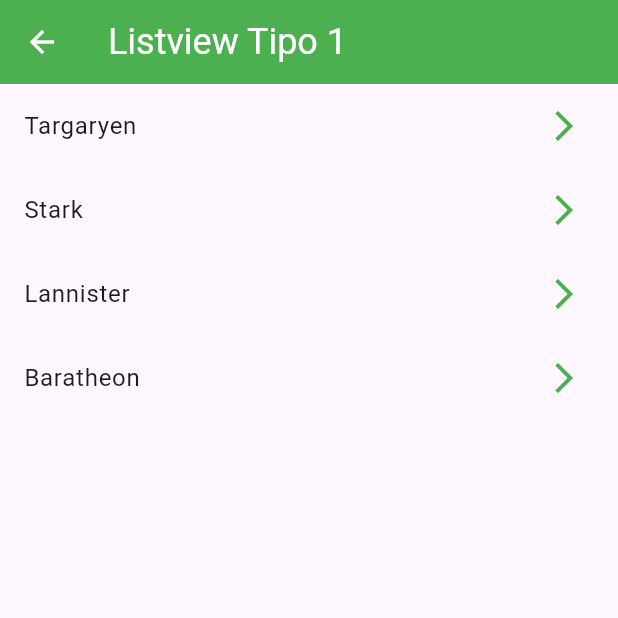
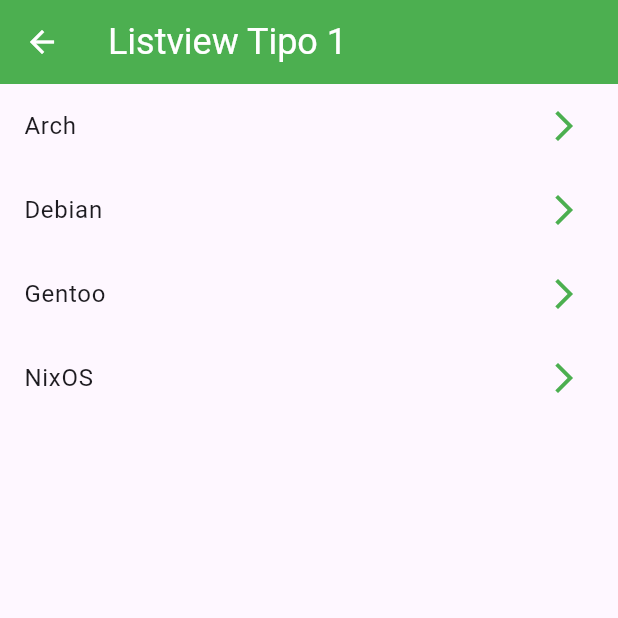
Before and after one commit to The-Crow-n/fl_components, a Flutter app: the Listview1Screen screen opened by its route, on a phone screen of 412 x 824 dp, the top half of it. Run offline on Flutter 3.47's test engine with Material 3 defaults, Android fonts, the phone set to English and light mode, and no system bars; statements that could not run were skipped.

Commit message:
linux routes

```diff
--- a/lib/main.dart
+++ b/lib/main.dart
@@ -12,7 +12,6 @@ class MyApp extends StatelessWidget {
     return MaterialApp(
       debugShowCheckedModeBanner: false,
       title: 'Material App',
-      //home: const Listview2Screen(),
       initialRoute: AppRoutes.initialRoute,
       routes: AppRoutes.getAppRoutes(),
       onGenerateRoute: AppRoutes.onGenerateRoute,
--- /dev/null
+++ b/lib/routes/linux_routes.dart
@@ -0,0 +1,4 @@
+export 'package:fl_components/screens/arch_screen.dart';
+export 'package:fl_components/screens/debian_screen.dart';
+export 'package:fl_components/screens/gentoo_screen.dart';
+export 'package:fl_components/screens/nixos_screen.dart';
--- a/lib/screens/listview1_screen.dart
+++ b/lib/screens/listview1_screen.dart
@@ -1,7 +1,8 @@
 import 'package:flutter/material.dart';
+import 'package:fl_components/routes/linux_routes.dart';
 
 class Listview1Screen extends StatelessWidget {
-  final options = const ['Targaryen', 'Stark', 'Lannister', 'Baratheon'];
+  final options = const ['Arch', 'Debian', 'Gentoo', 'NixOS'];
 
   const Listview1Screen({super.key});
 
@@ -13,14 +14,15 @@ class Listview1Screen extends StatelessWidget {
         ),
         body: ListView(
           children: [
-            ...options
-                .map(
-                  (e) => ListTile(
-                    trailing: const Icon(Icons.arrow_forward_ios_outlined),
-                    title: Text(e),
-                  ),
-                )
-
+            ...options.map(
+              (e) => ListTile(
+                trailing: const Icon(Icons.arrow_forward_ios_outlined),
+                title: Text(e),
+                onTap: (){
+                  Navigator.pushNamed(context, )
+                },
+              ),
+            )
           ],
         ));
   }
--- a/lib/screens/listview2_screen.dart
+++ b/lib/screens/listview2_screen.dart
@@ -1,4 +1,6 @@
 import 'package:flutter/material.dart';
+import 'package:fl_components/routes/linux_routes.dart';
+
 
 class Listview2Screen extends StatelessWidget {
   final options = const ['Arch', 'Debian', 'Gentoo', 'NixOS'];
```
Also changed, not shown: lib/widgets/linux_custom_card.dart (added, +37 -0 lines), lib/screens/arch_screen.dart (added), lib/screens/debian_screen.dart (added), lib/screens/gentoo_screen.dart (added), lib/screens/nixos_screen.dart (added).
